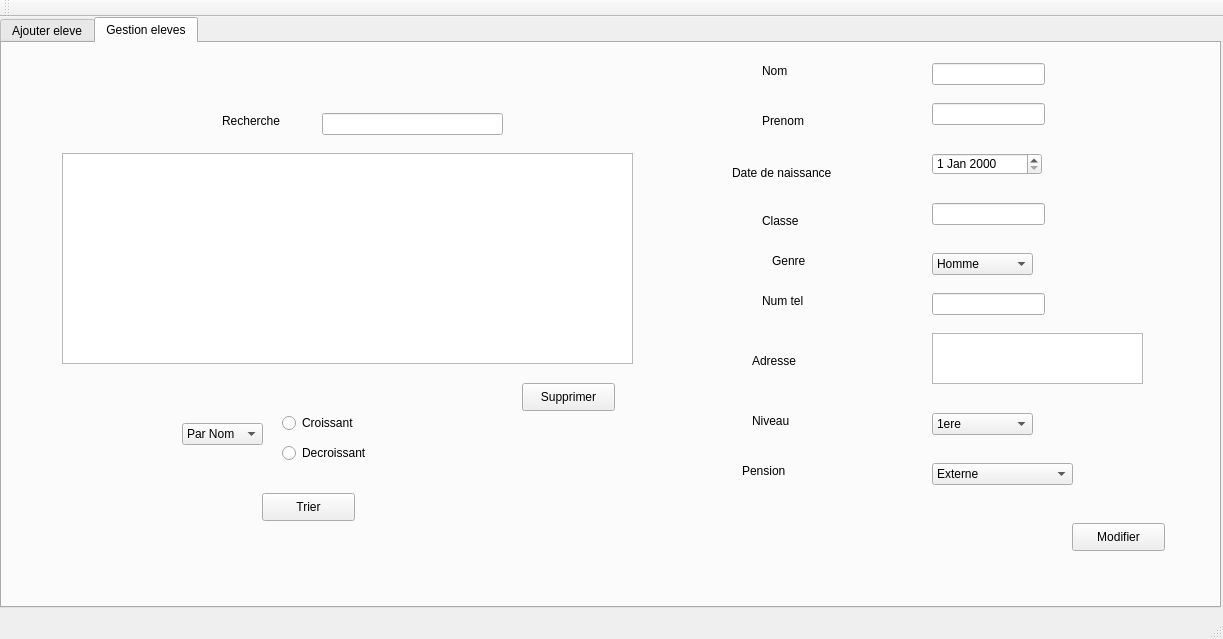
Qt form mainwindow.ui (AyoubSellamiii/QT_Credit) before a commit.
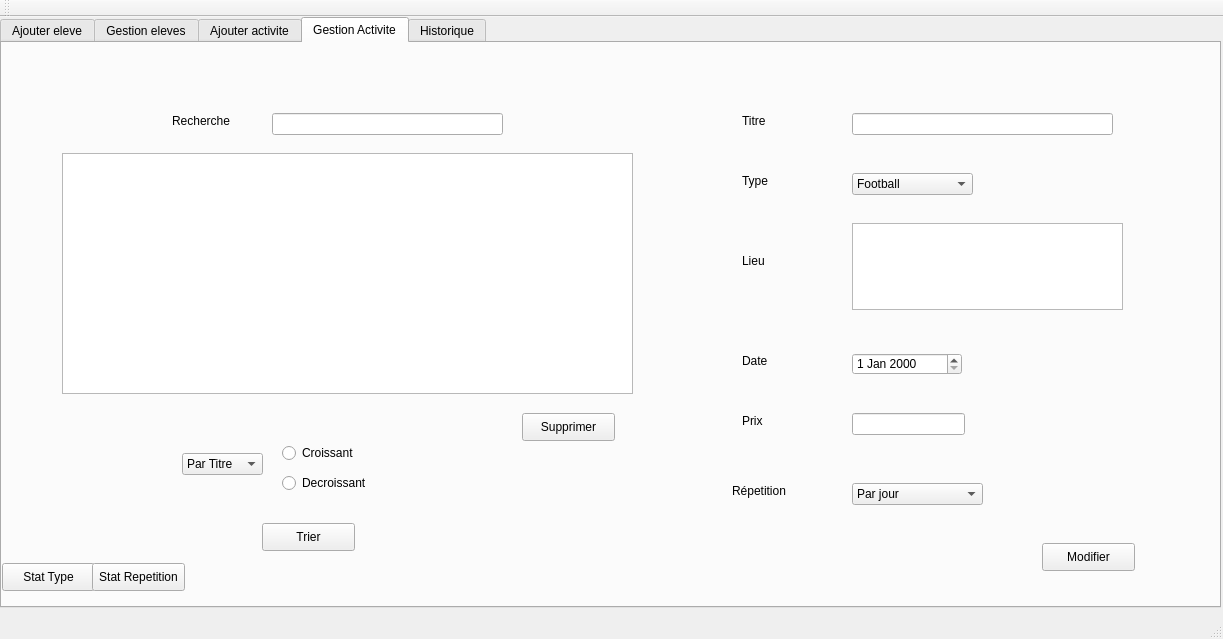
The same form after that commit. The open tabs and pages were chosen to show the change.

Commit message: Crud + tri + recherche + stat + historique (2 entitées)

The edit to the form file:
```diff
--- a/mainwindow.ui
+++ b/mainwindow.ui
@@ -693,6 +693,585 @@
       </property>
       <property name="text">
        <string>Trier</string>
+      </property>
+     </widget>
+     <widget class="QPushButton" name="stats">
+      <property name="geometry">
+       <rect>
+        <x>0</x>
+        <y>520</y>
+        <width>93</width>
+        <height>28</height>
+       </rect>
+      </property>
+      <property name="text">
+       <string>Stat Pension</string>
+      </property>
+     </widget>
+     <widget class="QPushButton" name="stats_2">
+      <property name="geometry">
+       <rect>
+        <x>100</x>
+        <y>520</y>
+        <width>93</width>
+        <height>28</height>
+       </rect>
+      </property>
+      <property name="text">
+       <string>Stat Genre</string>
+      </property>
+     </widget>
+    </widget>
+    <widget class="QWidget" name="tab_3">
+     <attribute name="title">
+      <string>Ajouter activite</string>
+     </attribute>
+     <widget class="QLineEdit" name="line_Titre">
+      <property name="geometry">
+       <rect>
+        <x>210</x>
+        <y>110</y>
+        <width>261</width>
+        <height>22</height>
+       </rect>
+      </property>
+     </widget>
+     <widget class="QLineEdit" name="line_prix">
+      <property name="geometry">
+       <rect>
+        <x>740</x>
+        <y>170</y>
+        <width>113</width>
+        <height>22</height>
+       </rect>
+      </property>
+     </widget>
+     <widget class="QComboBox" name="combo_type">
+      <property name="geometry">
+       <rect>
+        <x>210</x>
+        <y>170</y>
+        <width>121</width>
+        <height>22</height>
+       </rect>
+      </property>
+      <item>
+       <property name="text">
+        <string>Football</string>
+       </property>
+      </item>
+      <item>
+       <property name="text">
+        <string>VolleyBall</string>
+       </property>
+      </item>
+      <item>
+       <property name="text">
+        <string>Tennis</string>
+       </property>
+      </item>
+      <item>
+       <property name="text">
+        <string>Peinture</string>
+       </property>
+      </item>
+      <item>
+       <property name="text">
+        <string>Musique</string>
+       </property>
+      </item>
+      <item>
+       <property name="text">
+        <string>Quiz</string>
+       </property>
+      </item>
+     </widget>
+     <widget class="QTextEdit" name="text_lieu">
+      <property name="geometry">
+       <rect>
+        <x>210</x>
+        <y>220</y>
+        <width>271</width>
+        <height>87</height>
+       </rect>
+      </property>
+     </widget>
+     <widget class="QDateEdit" name="date_A">
+      <property name="geometry">
+       <rect>
+        <x>740</x>
+        <y>110</y>
+        <width>110</width>
+        <height>22</height>
+       </rect>
+      </property>
+     </widget>
+     <widget class="QComboBox" name="combo_rep">
+      <property name="geometry">
+       <rect>
+        <x>740</x>
+        <y>250</y>
+        <width>131</width>
+        <height>22</height>
+       </rect>
+      </property>
+      <item>
+       <property name="text">
+        <string>Par jour</string>
+       </property>
+      </item>
+      <item>
+       <property name="text">
+        <string>Par semaine</string>
+       </property>
+      </item>
+      <item>
+       <property name="text">
+        <string>Par mois</string>
+       </property>
+      </item>
+     </widget>
+     <widget class="QLabel" name="label_10">
+      <property name="geometry">
+       <rect>
+        <x>100</x>
+        <y>110</y>
+        <width>56</width>
+        <height>16</height>
+       </rect>
+      </property>
+      <property name="text">
+       <string>Titre</string>
+      </property>
+     </widget>
+     <widget class="QLabel" name="label_11">
+      <property name="geometry">
+       <rect>
+        <x>100</x>
+        <y>170</y>
+        <width>56</width>
+        <height>16</height>
+       </rect>
+      </property>
+      <property name="text">
+       <string>Type</string>
+      </property>
+     </widget>
+     <widget class="QLabel" name="label_12">
+      <property name="geometry">
+       <rect>
+        <x>100</x>
+        <y>250</y>
+        <width>56</width>
+        <height>16</height>
+       </rect>
+      </property>
+      <property name="text">
+       <string>Lieu</string>
+      </property>
+     </widget>
+     <widget class="QLabel" name="label_13">
+      <property name="geometry">
+       <rect>
+        <x>650</x>
+        <y>110</y>
+        <width>56</width>
+        <height>16</height>
+       </rect>
+      </property>
+      <property name="text">
+       <string>Date</string>
+      </property>
+     </widget>
+     <widget class="QLabel" name="label_14">
+      <property name="geometry">
+       <rect>
+        <x>650</x>
+        <y>170</y>
+        <width>56</width>
+        <height>16</height>
+       </rect>
+      </property>
+      <property name="text">
+       <string>Prix</string>
+      </property>
+     </widget>
+     <widget class="QLabel" name="label_15">
+      <property name="geometry">
+       <rect>
+        <x>640</x>
+        <y>250</y>
+        <width>71</width>
+        <height>16</height>
+       </rect>
+      </property>
+      <property name="text">
+       <string>Répetition</string>
+      </property>
+     </widget>
+     <widget class="QPushButton" name="ajouter_A">
+      <property name="geometry">
+       <rect>
+        <x>900</x>
+        <y>410</y>
+        <width>93</width>
+        <height>28</height>
+       </rect>
+      </property>
+      <property name="text">
+       <string>Ajouter</string>
+      </property>
+     </widget>
+    </widget>
+    <widget class="QWidget" name="tab_4">
+     <attribute name="title">
+      <string>Gestion Activite</string>
+     </attribute>
+     <widget class="QTableView" name="tableView_2">
+      <property name="geometry">
+       <rect>
+        <x>60</x>
+        <y>110</y>
+        <width>571</width>
+        <height>241</height>
+       </rect>
+      </property>
+     </widget>
+     <widget class="QLineEdit" name="titre_modif">
+      <property name="geometry">
+       <rect>
+        <x>850</x>
+        <y>70</y>
+        <width>261</width>
+        <height>22</height>
+       </rect>
+      </property>
+     </widget>
+     <widget class="QComboBox" name="type_edit">
+      <property name="geometry">
+       <rect>
+        <x>850</x>
+        <y>130</y>
+        <width>121</width>
+        <height>22</height>
+       </rect>
+      </property>
+      <item>
+       <property name="text">
+        <string>Football</string>
+       </property>
+      </item>
+      <item>
+       <property name="text">
+        <string>VolleyBall</string>
+       </property>
+      </item>
+      <item>
+       <property name="text">
+        <string>Tennis</string>
+       </property>
+      </item>
+      <item>
+       <property name="text">
+        <string>Peinture</string>
+       </property>
+      </item>
+      <item>
+       <property name="text">
+        <string>Musique</string>
+       </property>
+      </item>
+      <item>
+       <property name="text">
+        <string>Quiz</string>
+       </property>
+      </item>
+     </widget>
+     <widget class="QLabel" name="label_16">
+      <property name="geometry">
+       <rect>
+        <x>740</x>
+        <y>210</y>
+        <width>56</width>
+        <height>16</height>
+       </rect>
+      </property>
+      <property name="text">
+       <string>Lieu</string>
+      </property>
+     </widget>
+     <widget class="QLabel" name="label_17">
+      <property name="geometry">
+       <rect>
+        <x>740</x>
+        <y>130</y>
+        <width>56</width>
+        <height>16</height>
+       </rect>
+      </property>
+      <property name="text">
+       <string>Type</string>
+      </property>
+     </widget>
+     <widget class="QLabel" name="label_18">
+      <property name="geometry">
+       <rect>
+        <x>740</x>
+        <y>70</y>
+        <width>56</width>
+        <height>16</height>
+       </rect>
+      </property>
+      <property name="text">
+       <string>Titre</string>
+      </property>
+     </widget>
+     <widget class="QTextEdit" name="lieu_edit">
+      <property name="geometry">
+       <rect>
+        <x>850</x>
+        <y>180</y>
+        <width>271</width>
+        <height>87</height>
+       </rect>
+      </property>
+     </widget>
+     <widget class="QDateEdit" name="date_A_edit">
+      <property name="geometry">
+       <rect>
+        <x>850</x>
+        <y>310</y>
+        <width>110</width>
+        <height>22</height>
+       </rect>
+      </property>
+     </widget>
+     <widget class="QLineEdit" name="prix_edit">
+      <property name="geometry">
+       <rect>
+        <x>850</x>
+        <y>370</y>
+        <width>113</width>
+        <height>22</height>
+       </rect>
+      </property>
+     </widget>
+     <widget class="QLabel" name="label_29">
+      <property name="geometry">
+       <rect>
+        <x>740</x>
+        <y>310</y>
+        <width>56</width>
+        <height>16</height>
+       </rect>
+      </property>
+      <property name="text">
+       <string>Date</string>
+      </property>
+     </widget>
+     <widget class="QComboBox" name="rep_edit">
+      <property name="geometry">
+       <rect>
+        <x>850</x>
+        <y>440</y>
+        <width>131</width>
+        <height>22</height>
+       </rect>
+      </property>
+      <item>
+       <property name="text">
+        <string>Par jour</string>
+       </property>
+      </item>
+      <item>
+       <property name="text">
+        <string>Par semaine</string>
+       </property>
+      </item>
+      <item>
+       <property name="text">
+        <string>Par mois</string>
+       </property>
+      </item>
+     </widget>
+     <widget class="QLabel" name="label_30">
+      <property name="geometry">
+       <rect>
+        <x>740</x>
+        <y>370</y>
+        <width>56</width>
+        <height>16</height>
+       </rect>
+      </property>
+      <property name="text">
+       <string>Prix</string>
+      </property>
+     </widget>
+     <widget class="QLabel" name="label_31">
+      <property name="geometry">
+       <rect>
+        <x>730</x>
+        <y>440</y>
+        <width>71</width>
+        <height>16</height>
+       </rect>
+      </property>
+      <property name="text">
+       <string>Répetition</string>
+      </property>
+     </widget>
+     <widget class="QPushButton" name="pushButton_2">
+      <property name="geometry">
+       <rect>
+        <x>1040</x>
+        <y>500</y>
+        <width>93</width>
+        <height>28</height>
+       </rect>
+      </property>
+      <property name="text">
+       <string>Modifier</string>
+      </property>
+     </widget>
+     <widget class="QLineEdit" name="lineEdit_2">
+      <property name="geometry">
+       <rect>
+        <x>270</x>
+        <y>70</y>
+        <width>231</width>
+        <height>22</height>
+       </rect>
+      </property>
+     </widget>
+     <widget class="QLabel" name="label_32">
+      <property name="geometry">
+       <rect>
+        <x>170</x>
+        <y>70</y>
+        <width>71</width>
+        <height>16</height>
+       </rect>
+      </property>
+      <property name="text">
+       <string>Recherche</string>
+      </property>
+     </widget>
+     <widget class="QPushButton" name="pushButton_3">
+      <property name="geometry">
+       <rect>
+        <x>520</x>
+        <y>370</y>
+        <width>93</width>
+        <height>28</height>
+       </rect>
+      </property>
+      <property name="text">
+       <string>Supprimer</string>
+      </property>
+     </widget>
+     <widget class="QComboBox" name="combo_tri_A">
+      <property name="geometry">
+       <rect>
+        <x>180</x>
+        <y>410</y>
+        <width>81</width>
+        <height>22</height>
+       </rect>
+      </property>
+      <item>
+       <property name="text">
+        <string>Par Titre</string>
+       </property>
+      </item>
+      <item>
+       <property name="text">
+        <string>Par Date</string>
+       </property>
+      </item>
+      <item>
+       <property name="text">
+        <string>Par Prix</string>
+       </property>
+      </item>
+     </widget>
+     <widget class="QRadioButton" name="radioButton_C_A">
+      <property name="geometry">
+       <rect>
+        <x>280</x>
+        <y>400</y>
+        <width>97</width>
+        <height>20</height>
+       </rect>
+      </property>
+      <property name="text">
+       <string>Croissant</string>
+      </property>
+     </widget>
+     <widget class="QPushButton" name="Tri_A">
+      <property name="geometry">
+       <rect>
+        <x>260</x>
+        <y>480</y>
+        <width>93</width>
+        <height>28</height>
+       </rect>
+      </property>
+      <property name="text">
+       <string>Trier</string>
+      </property>
+     </widget>
+     <widget class="QRadioButton" name="radioButton_D_A">
+      <property name="geometry">
+       <rect>
+        <x>280</x>
+        <y>430</y>
+        <width>97</width>
+        <height>20</height>
+       </rect>
+      </property>
+      <property name="text">
+       <string>Decroissant</string>
+      </property>
+     </widget>
+     <widget class="QPushButton" name="pushButton_7">
+      <property name="geometry">
+       <rect>
+        <x>0</x>
+        <y>520</y>
+        <width>93</width>
+        <height>28</height>
+       </rect>
+      </property>
+      <property name="text">
+       <string>Stat Type</string>
+      </property>
+     </widget>
+     <widget class="QPushButton" name="pushButton_8">
+      <property name="geometry">
+       <rect>
+        <x>90</x>
+        <y>520</y>
+        <width>93</width>
+        <height>28</height>
+       </rect>
+      </property>
+      <property name="text">
+       <string>Stat Repetition</string>
+      </property>
+     </widget>
+    </widget>
+    <widget class="QWidget" name="tab_9">
+     <attribute name="title">
+      <string>Historique</string>
+     </attribute>
+     <widget class="QTableView" name="tableView_H">
+      <property name="geometry">
+       <rect>
+        <x>180</x>
+        <y>70</y>
+        <width>751</width>
+        <height>341</height>
+       </rect>
       </property>
      </widget>
     </widget>
```
Left out of the diff: 10 changed lines with no effect on the pictures. The commit also changes 4 other files.
